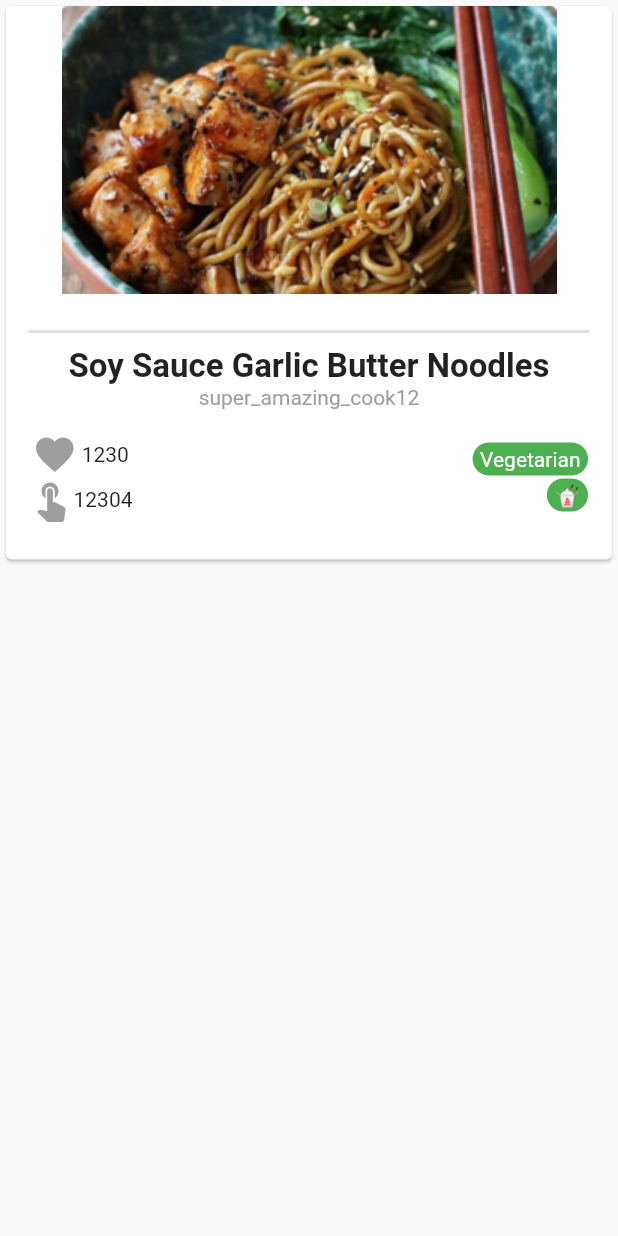
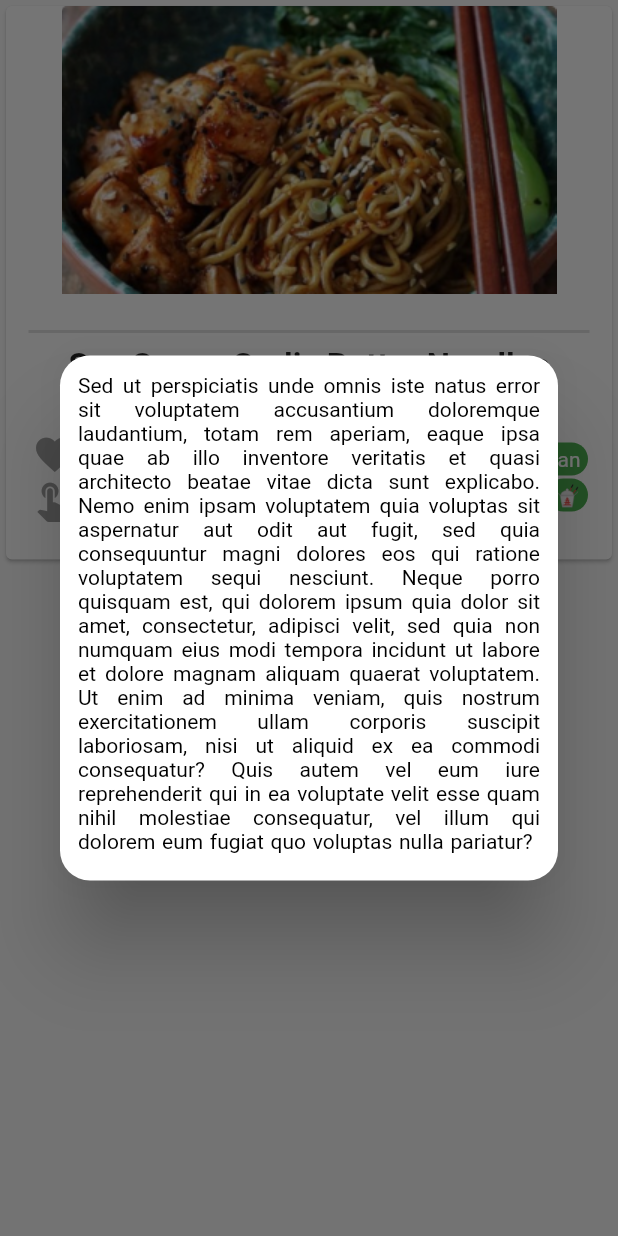
Before and after one commit to canyon-online/Pantry-Pal, a Flutter app: the RecipeCard widget shown alone on an empty page, opened directly, after a tap on "Soy Sauce Garlic Butter Noodles", on a phone screen of 412 x 824 dp. Run offline on Flutter 3.47's test engine with Material 2 defaults, Android fonts, the phone set to English and light mode, and no system bars; drawn by our look-alikes of like_button; our stand-ins replace dropdown_search, shared_preferences; accounts and stored records are empty.

Commit message:
Added placeholder modal to cards

```diff
--- a/client/lib/widgets/RecipeCard.dart
+++ b/client/lib/widgets/RecipeCard.dart
@@ -55,6 +55,36 @@ class RecipeCardState extends State<RecipeCard> {
         child: InkWell(
             onTap: () {
               print('Card tapped');
+              showDialog(
+                  context: context,
+                  builder: (BuildContext context) {
+                    return Dialog(
+                      shape: RoundedRectangleBorder(
+                          borderRadius: BorderRadius.circular(20.0)),
+                      child: Container(
+                        constraints: BoxConstraints(maxHeight: 350),
+                        child: Padding(
+                          padding: const EdgeInsets.all(12.0),
+                          child: Column(
+                            crossAxisAlignment: CrossAxisAlignment.start,
+                            children: [
+                              RichText(
+                                textAlign: TextAlign.justify,
+                                text: TextSpan(
+                                    text:
+                                        "Sed ut perspiciatis unde omnis iste natus error sit voluptatem accusantium doloremque laudantium, totam rem aperiam, eaque ipsa quae ab illo inventore veritatis et quasi architecto beatae vitae dicta sunt explicabo. Nemo enim ipsam voluptatem quia voluptas sit aspernatur aut odit aut fugit, sed quia consequuntur magni dolores eos qui ratione voluptatem sequi nesciunt. Neque porro quisquam est, qui dolorem ipsum quia dolor sit amet, consectetur, adipisci velit, sed quia non numquam eius modi tempora incidunt ut labore et dolore magnam aliquam quaerat voluptatem. Ut enim ad minima veniam, quis nostrum exercitationem ullam corporis suscipit laboriosam, nisi ut aliquid ex ea commodi consequatur? Quis autem vel eum iure reprehenderit qui in ea voluptate velit esse quam nihil molestiae consequatur, vel illum qui dolorem eum fugiat quo voluptas nulla pariatur?",
+                                    style: TextStyle(
+                                        fontWeight: FontWeight.w400,
+                                        fontSize: 14,
+                                        color: Colors.black,
+                                        wordSpacing: 1)),
+                              ),
+                            ],
+                          ),
+                        ),
+                      ),
+                    );
+                  });
             },
             child: Column(
               crossAxisAlignment: CrossAxisAlignment.center,
```
